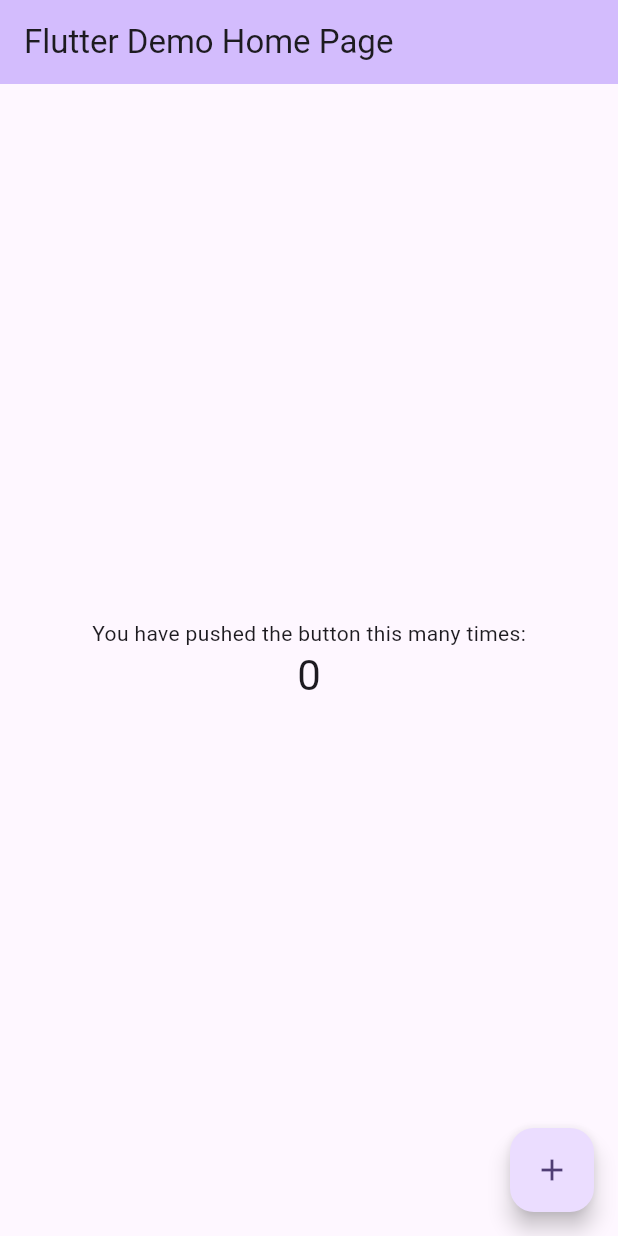
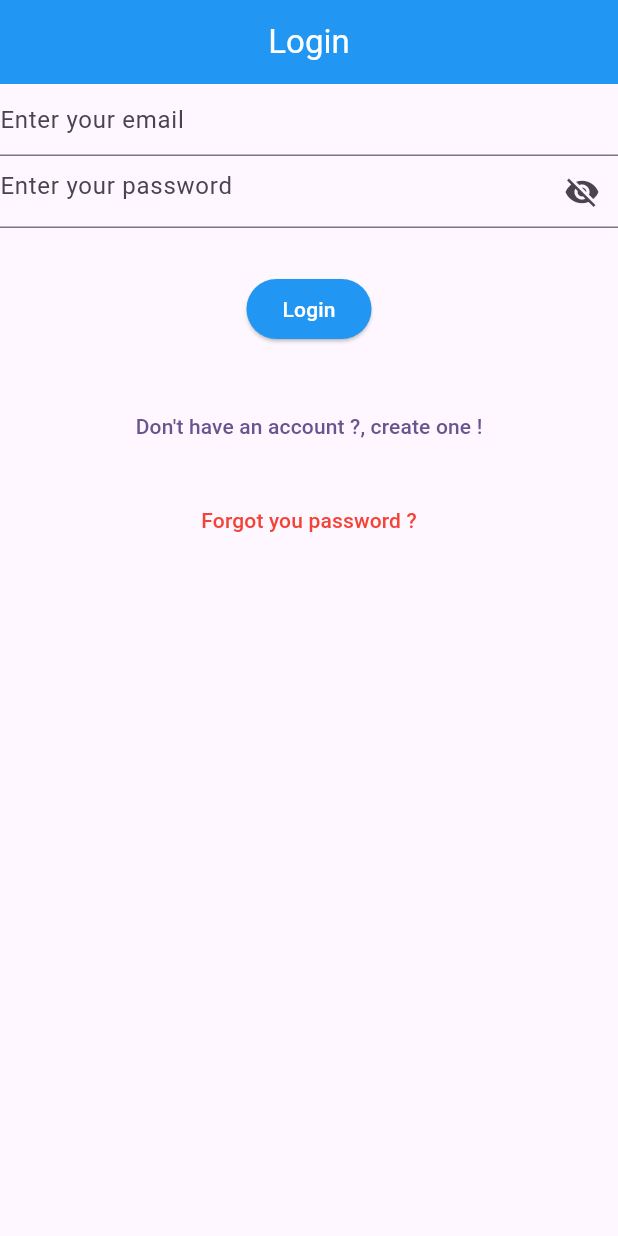
Before and after one commit to ieBerlin/proX, a Flutter app: the screen it shows after launch, on a phone screen of 412 x 824 dp. Run offline on Flutter 3.47's test engine with Material 2 defaults, Android fonts, the phone set to English and light mode, and no system bars.

Commit message:
Creating login,register,forgot password views

```diff
--- /dev/null
+++ b/lib/constants/constants.dart
@@ -0,0 +1,9 @@
+import 'package:flutter/material.dart';
+
+Icon visibility({required bool isPressed}) {
+  if (isPressed) {
+    return const Icon(Icons.visibility);
+  } else {
+    return const Icon(Icons.visibility_off);
+  }
+}
--- a/lib/main.dart
+++ b/lib/main.dart
@@ -1,4 +1,5 @@
 import 'package:flutter/material.dart';
+import 'package:projectx/views/login_view.dart';
 
 void main() {
   runApp(const MyApp());
@@ -31,8 +32,7 @@ class MyApp extends StatelessWidget {
           colorScheme: ColorScheme.fromSeed(seedColor: Colors.deepPurple),
           useMaterial3: true,
         ),
-      home: const MyHomePage(title: 'Flutter Demo Home Page'),
-    );
+        home: const LoginView());
   }
 }
 
--- a/lib/views/login_view.dart
+++ b/lib/views/login_view.dart
@@ -0,0 +1,97 @@
+import 'package:flutter/material.dart';
+import 'package:projectx/views/forgot_password_view.dart';
+import 'package:projectx/views/register_view.dart';
+
+import '../constants/constants.dart';
+
+class LoginView extends StatefulWidget {
+  const LoginView({super.key});
+
+  @override
+  State<LoginView> createState() => _LoginViewState();
+}
+
+class _LoginViewState extends State<LoginView> {
+  bool isPressed = false;
+  @override
+  Widget build(BuildContext context) {
+    return Scaffold(
+      appBar: AppBar(
+        backgroundColor: Colors.blue,
+        centerTitle: true,
+        title: const Text(
+          'Login',
+          style: TextStyle(
+            color: Colors.white,
+          ),
+        ),
+      ),
+      body: Column(
+        children: [
+          const TextField(
+            decoration: InputDecoration(hintText: 'Enter your email'),
+            autocorrect: false,
+            enableSuggestions: false,
+            keyboardType: TextInputType.emailAddress,
+          ),
+          TextField(
+            decoration: InputDecoration(
+                hintText: 'Enter your password',
+                suffixIcon: IconButton(
+                  onPressed: () {
+                    setState(() {
+                      isPressed = !isPressed;
+                    });
+                  },
+                  icon: visibility(isPressed: isPressed),
+                )),
+            autocorrect: false,
+            enableSuggestions: false,
+            obscureText: !isPressed,
+          ),
+          const SizedBox(
+            height: 30,
+          ),
+          ElevatedButton(
+              style: ButtonStyle(
+                  backgroundColor: MaterialStateProperty.resolveWith((states) {
+                if (states.contains(MaterialState.pressed)) {
+                  return Colors.amber;
+                }
+                return Colors.blue;
+              })),
+              onPressed: () {},
+              child: const Text(
+                'Login',
+                style: TextStyle(color: Colors.white),
+              )),
+          const SizedBox(
+            height: 30,
+          ),
+          TextButton(
+              onPressed: () {
+                Navigator.of(context).pushAndRemoveUntil(
+                    MaterialPageRoute(builder: (context) {
+                  return const RegisterView();
+                }), (context) => false);
+              },
+              child: const Text('Don\'t have an account ?, create one !')),
+          const SizedBox(
+            height: 15,
+          ),
+          TextButton(
+              onPressed: () {
+                Navigator.of(context).pushAndRemoveUntil(
+                    MaterialPageRoute(builder: (context) {
+                  return const ForgotPasswordView();
+                }), (context) => false);
+              },
+              child: const Text(
+                'Forgot you password ?',
+                style: TextStyle(color: Colors.red),
+              )),
+        ],
+      ),
+    );
+  }
+}
```
Also changed, not shown: lib/views/forgot_password_view.dart (+59 -0 lines), lib/views/register_view.dart (+82 -0 lines). Lines whose indentation alone changed are shown as unchanged.
